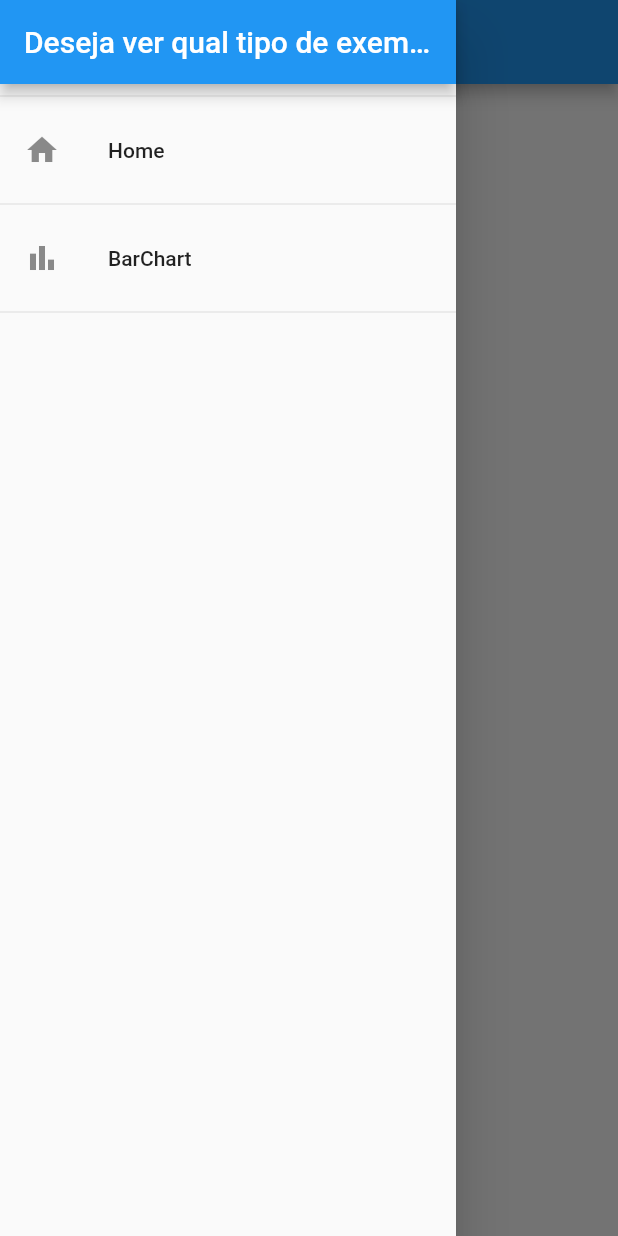
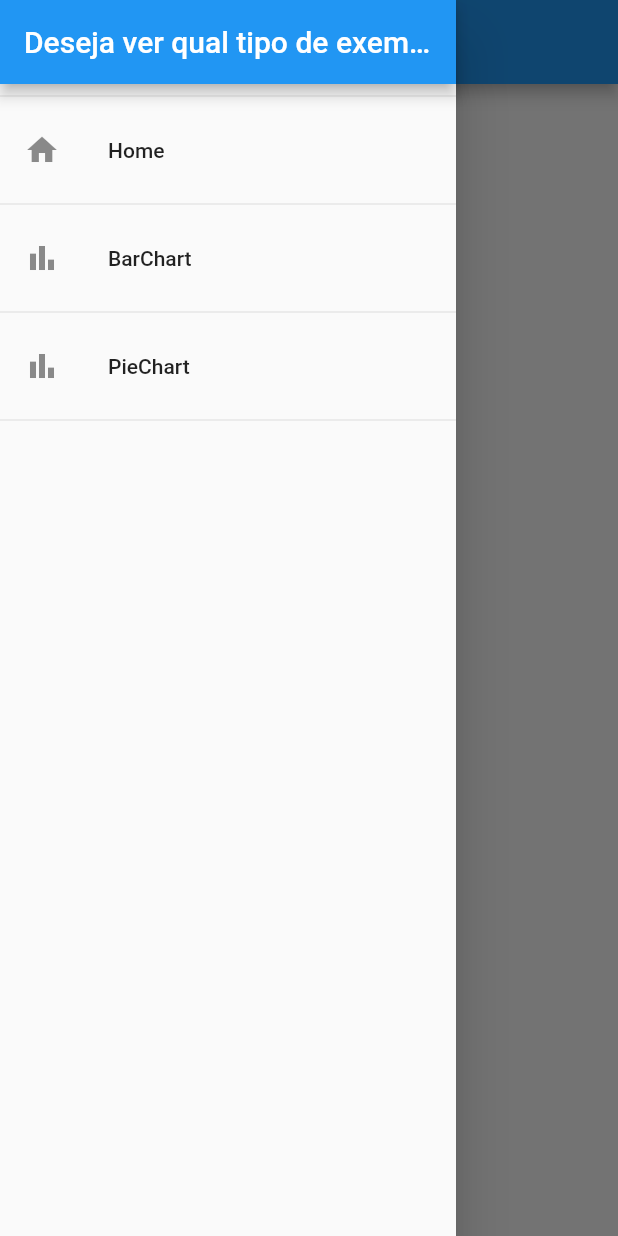
Before and after one commit to PabloVKF/quarteto-flutterastico, a Flutter app: the screen it shows after launch, with the side drawer open, on a phone screen of 412 x 824 dp. Run offline on Flutter 3.47's test engine with Material 2 defaults, Android fonts, the light colour scheme and no system bars; our stand-ins replace charts_flutter.

Commit message:
added piechart without label (error in size)

```diff
--- a/lib/components/app_drawer.dart
+++ b/lib/components/app_drawer.dart
@@ -34,6 +34,16 @@ class AppDrawer extends StatelessWidget {
             },
           ),
           const Divider(),
+          ListTile(
+            leading: const Icon(Icons.bar_chart),
+            title: const Text('PieChart'),
+            onTap: () {
+              Navigator.of(context).pushReplacementNamed(
+                AppRoutes.PIECHART,
+              );
+            },
+          ),
+          const Divider(),
         ],
       ),
     );
--- a/lib/main.dart
+++ b/lib/main.dart
@@ -1,6 +1,7 @@
 import 'package:flutter/material.dart';
 import 'package:flutter_graph/pages/barchart_example.dart';
 import 'package:flutter_graph/pages/main_page.dart';
+import 'package:flutter_graph/pages/piechart_example.dart';
 import 'package:flutter_graph/utils/app_routes.dart';
 
 void main() {
@@ -22,6 +23,7 @@
       routes: {
         AppRoutes.HOME: (ctx) => const HomePage(),
         AppRoutes.BARCHART: (ctx) => const BarChartPage(),
+        AppRoutes.PIECHART: (ctx) => const PieChartPage()
       },
     );
   }
```
Also changed, not shown: lib/components/pie_chart.dart (added, +49 -0 lines), lib/pages/piechart_example.dart (added, +24 -0 lines).
